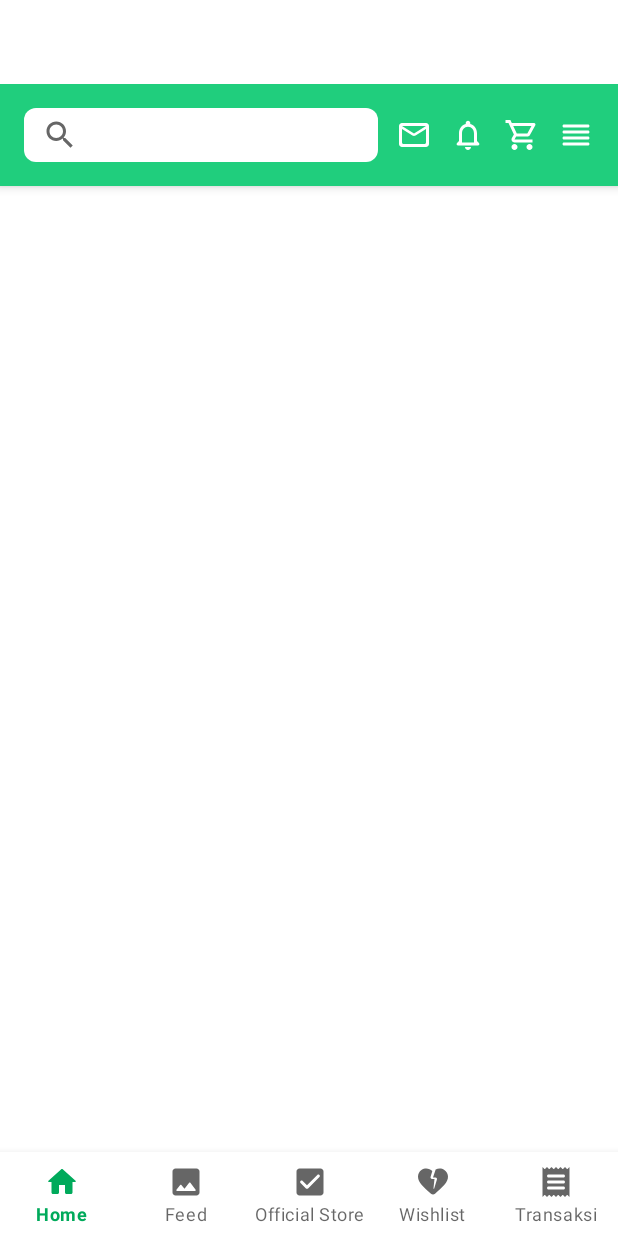
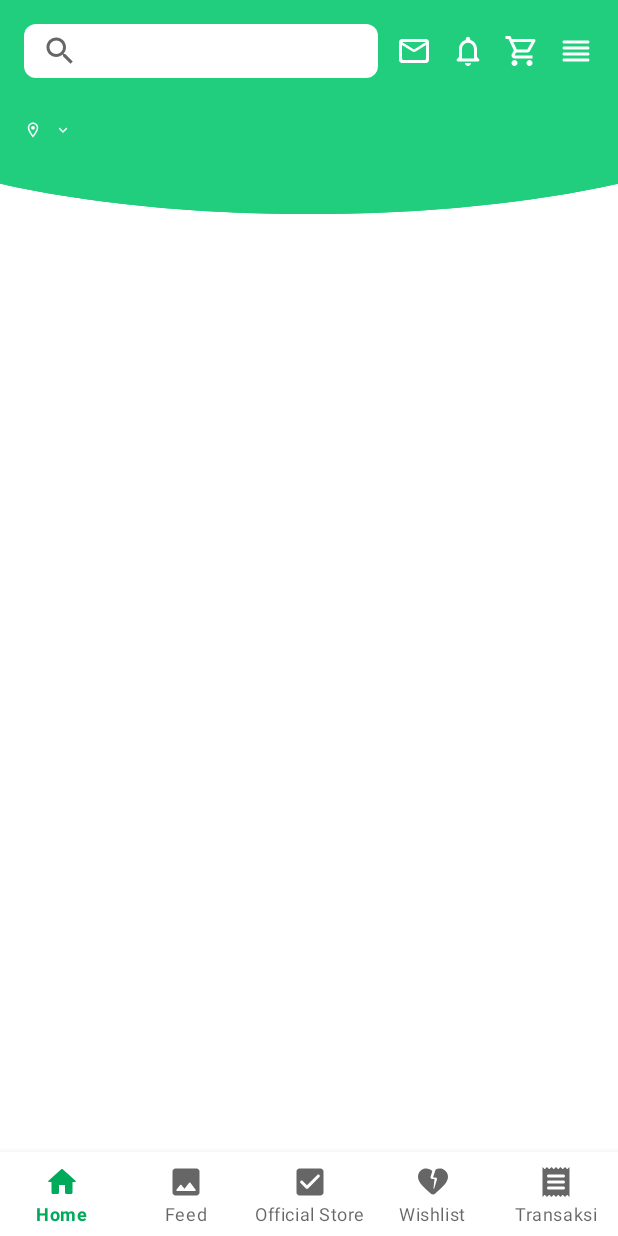
Before and after one commit to wiryadev/TokopediaHomepage, an Android app: the screen it shows after launch (MainActivity), on a phone screen of 412 x 824 dp. Run offline under Robolectric (Android 15) with nearby library versions, the phone set to English and light mode, and no system bars; our stand-ins replace navigation-ui; libraries missing offline, so code that uses them is left out: android.viewbinding.library; 1 statement that could not run was skipped.

Commit message:
create home background

```diff
--- a/app/build.gradle
+++ b/app/build.gradle
@@ -48,4 +48,6 @@ dependencies {
     testImplementation 'junit:junit:4.13.2'
     androidTestImplementation 'androidx.test.ext:junit:1.1.3'
     androidTestImplementation 'androidx.test.espresso:espresso-core:3.4.0'
+
+    implementation 'com.github.yogacp:android-viewbinding:1.0.4'
 }
--- a/app/src/main/java/com/wiryadev/tokopediahomepage/ui/home/HomeFragment.kt
+++ b/app/src/main/java/com/wiryadev/tokopediahomepage/ui/home/HomeFragment.kt
@@ -1,42 +1,34 @@
 package com.wiryadev.tokopediahomepage.ui.home
 
+import android.graphics.Typeface
 import android.os.Bundle
+import android.text.Spannable
+import android.text.SpannableString
+import android.text.style.StyleSpan
 import android.view.LayoutInflater
 import android.view.View
 import android.view.ViewGroup
-import android.widget.TextView
+import android.viewbinding.library.fragment.viewBinding
 import androidx.fragment.app.Fragment
-import androidx.lifecycle.ViewModelProvider
+import com.wiryadev.tokopediahomepage.R
 import com.wiryadev.tokopediahomepage.databinding.FragmentHomeBinding
 
-class HomeFragment : Fragment() {
+class HomeFragment : Fragment(R.layout.fragment_home) {
 
-    private var _binding: FragmentHomeBinding? = null
+    private val binding by viewBinding<FragmentHomeBinding>()
 
-    // This property is only valid between onCreateView and
-    // onDestroyView.
-    private val binding get() = _binding!!
+    override fun onViewCreated(view: View, savedInstanceState: Bundle?) {
+        super.onViewCreated(view, savedInstanceState)
 
-    override fun onCreateView(
-        inflater: LayoutInflater,
-        container: ViewGroup?,
-        savedInstanceState: Bundle?
-    ): View {
-        val homeViewModel =
-            ViewModelProvider(this).get(HomeViewModel::class.java)
-
-        _binding = FragmentHomeBinding.inflate(inflater, container, false)
-        val root: View = binding.root
-
-        val textView: TextView = binding.textHome
-        homeViewModel.text.observe(viewLifecycleOwner) {
-            textView.text = it
+        val sendToString = getString(R.string.send_to)
+        val spannable = SpannableString("$sendToString Alamat Rumah Abrar Wiryawan").apply {
+            setSpan(
+                StyleSpan(Typeface.BOLD),
+                sendToString.length,
+                this.length,
+                Spannable.SPAN_INCLUSIVE_EXCLUSIVE,
+            )
         }
-        return root
-    }
-
-    override fun onDestroyView() {
-        super.onDestroyView()
-        _binding = null
+        binding.tvSendTo.text = spannable
     }
 }
--- /dev/null
+++ b/app/src/main/res/drawable/home_background_bottom.xml
@@ -0,0 +1,18 @@
+<?xml version="1.0" encoding="utf-8"?>
+<vector android:height="61.0dip"
+    android:width="375.0dip"
+    android:viewportWidth="375.0"
+    android:viewportHeight="61.0"
+    xmlns:android="http://schemas.android.com/apk/res/android">
+    <group>
+        <clip-path android:pathData="M0,-84h375v145h-375z" />
+        <path android:fillColor="@color/white" android:pathData="M0,-84h375v145h-375z" />
+        <group>
+            <clip-path android:pathData="M187.519,60C257.866,60 322.777,47.913 375,27L375,-169H0L0,27C52.224,47.915 117.169,60 187.519,60Z" android:fillType="evenOdd" />
+            <path android:fillColor="@color/green_200" android:pathData="M187.519,60C257.866,60 322.777,47.913 375,27V-169H0L0,27C52.224,47.915 117.169,60 187.519,60Z" android:fillType="evenOdd" />
+            <path android:fillColor="@color/white" android:pathData="M187.519,60C257.866,60 322.777,47.913 375,27V-169H0L0,27C52.224,47.915 117.169,60 187.519,60Z" android:fillType="evenOdd" />
+            <path android:fillColor="@color/green_200" android:pathData="M315.897,-68.699C218.008,-61.69 119.912,29.931 -29.391,-95.456L-27.118,50.874L335.758,110.645C354.459,86.932 385.681,79.594 400.253,50.874C405.751,40.037 413.786,-75.709 315.897,-68.699Z" />
+            <path android:fillColor="@color/green_200" android:pathData="M356.614,-65.321C260.843,-86.75 102.403,97.688 -1.891,12.915L47.302,138.056L296.593,165.77C321.323,148.436 376.335,107.938 398.549,84.619C426.317,55.471 452.386,-43.891 356.614,-65.321Z" />
+        </group>
+    </group>
+</vector>
--- /dev/null
+++ b/app/src/main/res/drawable/home_background_top.xml
@@ -0,0 +1,5 @@
+<?xml version="1.0" encoding="utf-8"?>
+<shape xmlns:android="http://schemas.android.com/apk/res/android"
+    android:shape="rectangle">
+    <solid android:color="@color/green_200" />
+</shape>
--- /dev/null
+++ b/app/src/main/res/drawable/ic_outline_location_on_12.xml
@@ -0,0 +1,6 @@
+<vector android:height="12dp" android:tint="?attr/colorControlNormal"
+    android:viewportHeight="24" android:viewportWidth="24"
+    android:width="12dp" xmlns:android="http://schemas.android.com/apk/res/android">
+    <path android:fillColor="@android:color/white" android:pathData="M12,2C8.13,2 5,5.13 5,9c0,5.25 7,13 7,13s7,-7.75 7,-13c0,-3.87 -3.13,-7 -7,-7zM7,9c0,-2.76 2.24,-5 5,-5s5,2.24 5,5c0,2.88 -2.88,7.19 -5,9.88C9.92,16.21 7,11.85 7,9z"/>
+    <path android:fillColor="@android:color/white" android:pathData="M12,9m-2.5,0a2.5,2.5 0,1 1,5 0a2.5,2.5 0,1 1,-5 0"/>
+</vector>
--- /dev/null
+++ b/app/src/main/res/drawable/ic_round_keyboard_arrow_down_12.xml
@@ -0,0 +1,5 @@
+<vector android:height="12dp" android:tint="?attr/colorControlNormal"
+    android:viewportHeight="24" android:viewportWidth="24"
+    android:width="12dp" xmlns:android="http://schemas.android.com/apk/res/android">
+    <path android:fillColor="@android:color/white" android:pathData="M8.12,9.29L12,13.17l3.88,-3.88c0.39,-0.39 1.02,-0.39 1.41,0 0.39,0.39 0.39,1.02 0,1.41l-4.59,4.59c-0.39,0.39 -1.02,0.39 -1.41,0L6.7,10.7c-0.39,-0.39 -0.39,-1.02 0,-1.41 0.39,-0.38 1.03,-0.39 1.42,0z"/>
+</vector>
--- a/app/src/main/res/layout/activity_main.xml
+++ b/app/src/main/res/layout/activity_main.xml
@@ -3,8 +3,19 @@
     xmlns:app="http://schemas.android.com/apk/res-auto"
     android:id="@+id/container"
     android:layout_width="match_parent"
-    android:layout_height="match_parent"
-    android:paddingTop="?attr/actionBarSize">
+    android:layout_height="match_parent">
+
+    <androidx.fragment.app.FragmentContainerView
+        android:id="@+id/nav_host_fragment_activity_main"
+        android:name="androidx.navigation.fragment.NavHostFragment"
+        android:layout_width="match_parent"
+        android:layout_height="match_parent"
+        app:defaultNavHost="true"
+        app:layout_constraintBottom_toTopOf="@id/nav_view"
+        app:layout_constraintLeft_toLeftOf="parent"
+        app:layout_constraintRight_toRightOf="parent"
+        app:layout_constraintTop_toTopOf="parent"
+        app:navGraph="@navigation/mobile_navigation" />
 
     <com.google.android.material.bottomnavigation.BottomNavigationView
         android:id="@+id/nav_view"
@@ -19,16 +30,4 @@
         app:layout_constraintRight_toRightOf="parent"
         app:menu="@menu/bottom_nav_menu" />
 
-    <androidx.fragment.app.FragmentContainerView
-        android:id="@+id/nav_host_fragment_activity_main"
-        android:name="androidx.navigation.fragment.NavHostFragment"
-        android:layout_width="match_parent"
-        android:layout_height="match_parent"
-        app:defaultNavHost="true"
-        app:layout_constraintBottom_toTopOf="@id/nav_view"
-        app:layout_constraintLeft_toLeftOf="parent"
-        app:layout_constraintRight_toRightOf="parent"
-        app:layout_constraintTop_toTopOf="parent"
-        app:navGraph="@navigation/mobile_navigation" />
-
 </androidx.constraintlayout.widget.ConstraintLayout>
--- a/app/src/main/res/layout/app_bar_home.xml
+++ b/app/src/main/res/layout/app_bar_home.xml
@@ -2,6 +2,7 @@
 <com.google.android.material.appbar.AppBarLayout xmlns:android="http://schemas.android.com/apk/res/android"
     xmlns:app="http://schemas.android.com/apk/res-auto"
     android:layout_width="match_parent"
+    app:elevation="0dp"
     android:layout_height="wrap_content">
 
     <androidx.constraintlayout.widget.ConstraintLayout
--- a/app/src/main/res/layout/fragment_home.xml
+++ b/app/src/main/res/layout/fragment_home.xml
@@ -12,7 +12,58 @@
 
     <androidx.constraintlayout.widget.ConstraintLayout
         android:layout_width="match_parent"
-        android:layout_height="wrap_content">
+        android:layout_height="match_parent"
+        app:layout_behavior="com.google.android.material.appbar.AppBarLayout$ScrollingViewBehavior">
+
+        <View
+            android:id="@+id/bg_top"
+            android:layout_width="0dp"
+            android:layout_height="0dp"
+            android:background="@drawable/home_background_top"
+            app:layout_constraintBottom_toTopOf="@id/guideline_start_curve"
+            app:layout_constraintEnd_toEndOf="parent"
+            app:layout_constraintStart_toStartOf="parent"
+            app:layout_constraintTop_toTopOf="parent" />
+
+        <androidx.constraintlayout.widget.Guideline
+            android:id="@+id/guideline_start_curve"
+            android:layout_width="wrap_content"
+            android:layout_height="wrap_content"
+            android:orientation="horizontal"
+            app:layout_constraintGuide_percent="0.05" />
+
+        <View
+            android:id="@+id/bg_curve"
+            android:layout_width="0dp"
+            android:layout_height="0dp"
+            android:background="@drawable/home_background_bottom"
+            app:layout_constraintBottom_toTopOf="@id/guideline_end_curve"
+            app:layout_constraintEnd_toEndOf="parent"
+            app:layout_constraintStart_toStartOf="parent"
+            app:layout_constraintTop_toBottomOf="@id/guideline_start_curve" />
+
+        <androidx.constraintlayout.widget.Guideline
+            android:id="@+id/guideline_end_curve"
+            android:layout_width="wrap_content"
+            android:layout_height="wrap_content"
+            android:orientation="horizontal"
+            app:layout_constraintGuide_percent="0.1" />
+
+        <TextView
+            android:id="@+id/tv_send_to"
+            android:layout_width="wrap_content"
+            android:layout_height="wrap_content"
+            android:layout_marginStart="16dp"
+            android:drawablePadding="4dp"
+            tools:text="@string/send_to"
+            android:textSize="12sp"
+            android:textColor="@color/white"
+            app:drawableEndCompat="@drawable/ic_round_keyboard_arrow_down_12"
+            app:drawableStartCompat="@drawable/ic_outline_location_on_12"
+            app:drawableTint="@color/white"
+            app:layout_constraintStart_toStartOf="parent"
+            app:layout_constraintTop_toTopOf="parent"
+            app:layout_constraintBottom_toTopOf="@id/guideline_start_curve"/>
 
     </androidx.constraintlayout.widget.ConstraintLayout>
 
--- a/app/src/main/res/values/strings.xml
+++ b/app/src/main/res/values/strings.xml
@@ -3,10 +3,10 @@
     <string name="title_home">Home</string>
     <string name="title_dashboard">Dashboard</string>
     <string name="title_notifications">Notifications</string>
-    <!-- TODO: Remove or change this placeholder text -->
     <string name="hello_blank_fragment">Hello blank fragment</string>
     <string name="title_official_store">Official Store</string>
     <string name="title_feed">Feed</string>
     <string name="title_transaction">Transaksi</string>
     <string name="title_wishlist">Wishlist</string>
+    <string name="send_to">Dikirim ke</string>
 </resources>
--- a/settings.gradle
+++ b/settings.gradle
@@ -3,6 +3,7 @@ pluginManagement {
         gradlePluginPortal()
         google()
         mavenCentral()
+        maven { url 'https://jitpack.io' }
     }
 }
 dependencyResolutionManagement {
@@ -10,6 +11,7 @@ dependencyResolutionManagement {
     repositories {
         google()
         mavenCentral()
+        maven { url 'https://jitpack.io' }
     }
 }
 rootProject.name = "TokopediaHomepage"
```
Also changed, not shown: app/src/main/java/com/wiryadev/tokopediahomepage/ui/feed/FeedFragment.kt (+5 -27 lines), app/src/main/java/com/wiryadev/tokopediahomepage/ui/official_store/OfficialStoreFragment.kt (+5 -30 lines).
